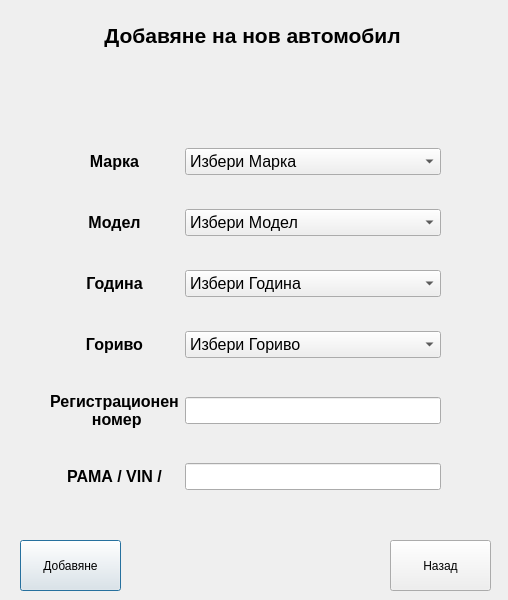
This is newauto.ui in JohnnyBrawo/CarServ as Qt 5 draws it before an edit. The edited form follows.
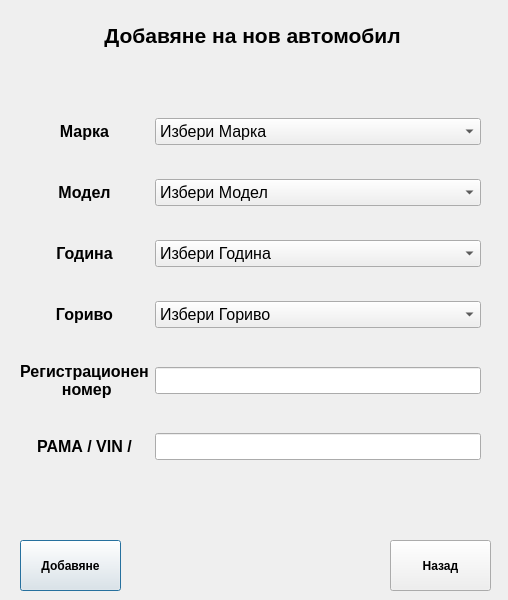
This is the edited form.

What changed in the file:
```diff
--- a/newauto.ui
+++ b/newauto.ui
@@ -22,6 +22,12 @@
      <height>51</height>
     </rect>
    </property>
+   <property name="font">
+    <font>
+     <weight>75</weight>
+     <bold>true</bold>
+    </font>
+   </property>
    <property name="text">
     <string>Добавяне</string>
    </property>
@@ -35,6 +41,12 @@
      <height>51</height>
     </rect>
    </property>
+   <property name="font">
+    <font>
+     <weight>75</weight>
+     <bold>true</bold>
+    </font>
+   </property>
    <property name="text">
     <string>Назад</string>
    </property>
@@ -65,9 +77,9 @@
   <widget class="QWidget" name="layoutWidget">
    <property name="geometry">
     <rect>
-     <x>50</x>
-     <y>120</y>
-     <width>391</width>
+     <x>20</x>
+     <y>90</y>
+     <width>461</width>
      <height>402</height>
     </rect>
    </property>
```
